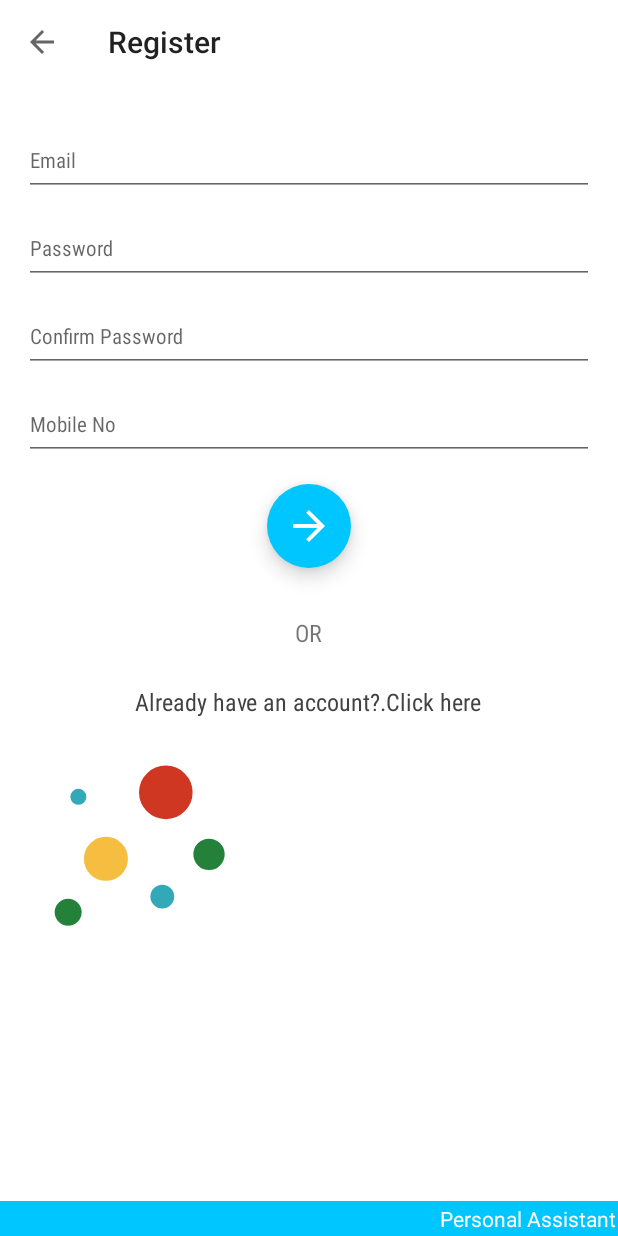
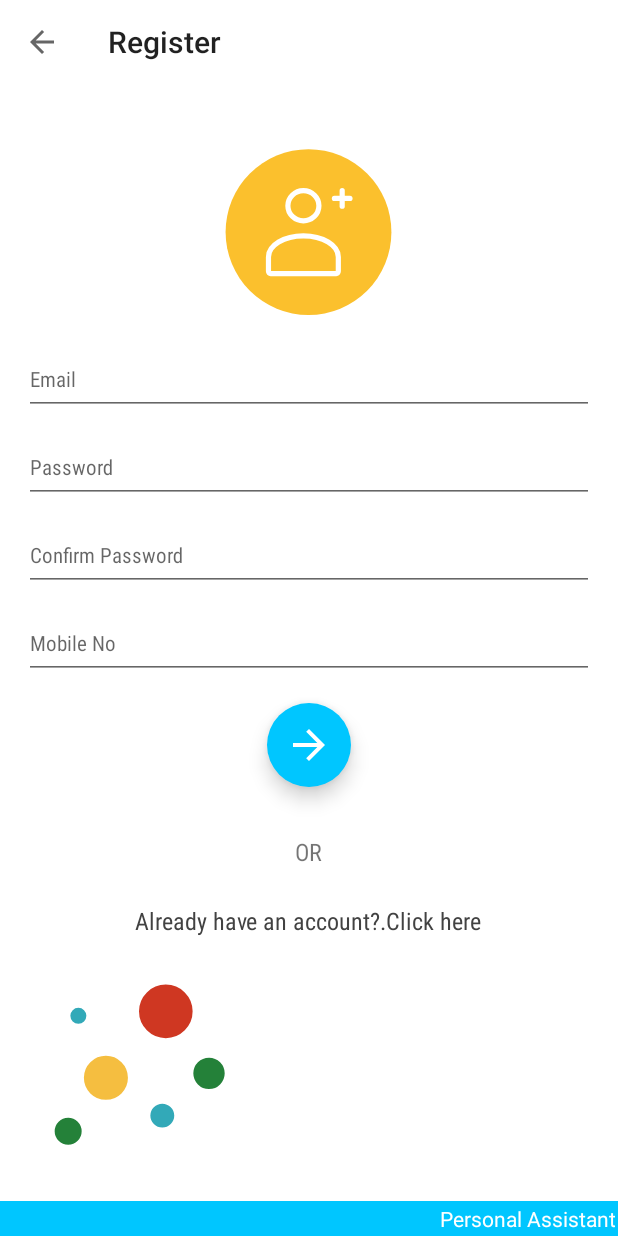
Before and after one commit to ananthramasamy/personal-assistant, an Android app: the LoginManagementActivity screen opened directly, with no data from a screen before it, after a tap on an icon or button, on a phone screen of 412 x 824 dp. Run offline under Robolectric (Android 15) with nearby library versions, the phone set to English and light mode, and no system bars; our stand-ins replace Volley; 2 other taps on this screen came first.

Commit message:
Initial Commit Screenshot

```diff
--- /dev/null
+++ b/app/src/main/res/drawable/ic_register_logo.xml
@@ -0,0 +1,35 @@
+<vector xmlns:android="http://schemas.android.com/apk/res/android"
+    android:width="24dp"
+    android:height="24dp"
+    android:viewportHeight="66"
+    android:viewportWidth="66">
+    <path
+        android:fillColor="#FBC02D"
+        android:pathData="M1,34A32,32 0,1 0,33 2,32 32,0 0,0 1,34Z" />
+    <path
+        android:fillColor="#00000000"
+        android:pathData="M44.51,43.58v5.56a0.85,0.85 0,0 1,-0.84 0.86H18.39a0.85,0.85 0,0 1,-0.84 -0.86V43.58c0,-4.49 6,-8.13 13.48,-8.13S44.51,39.09 44.51,43.58Z"
+        android:strokeColor="#fff"
+        android:strokeLineCap="round"
+        android:strokeWidth="2" />
+    <path
+        android:fillColor="#00000000"
+        android:pathData="M25.04,23.82a5.99,5.82 0,1 0,11.98 0a5.99,5.82 0,1 0,-11.98 0z"
+        android:strokeColor="#fff"
+        android:strokeLineCap="round"
+        android:strokeWidth="2" />
+    <path
+        android:fillColor="#00000000"
+        android:pathData="M43,21L49,21"
+        android:strokeColor="#fff"
+        android:strokeLineCap="round"
+        android:strokeLineJoin="round"
+        android:strokeWidth="2" />
+    <path
+        android:fillColor="#00000000"
+        android:pathData="M46,24L46,18"
+        android:strokeColor="#fff"
+        android:strokeLineCap="round"
+        android:strokeLineJoin="round"
+        android:strokeWidth="2" />
+</vector>
--- a/app/src/main/res/layout/fragment_create_user_layout.xml
+++ b/app/src/main/res/layout/fragment_create_user_layout.xml
@@ -12,6 +12,18 @@
         android:layout_marginStart="@dimen/activity_horizontal_margin"
         android:layout_marginTop="@dimen/activity_vertical_margin"
         android:orientation="vertical">
+
+        <ImageView
+            android:id="@+id/header_view"
+            android:layout_width="130dp"
+            android:layout_height="130dp"
+            android:layout_gravity="center"
+            android:layout_marginTop="@dimen/activity_vertical_margin"
+            android:contentDescription="@null"
+            android:padding="8dp"
+            android:scaleType="fitCenter"
+            android:src="@drawable/ic_register_logo" />
+
 
         <android.support.design.widget.TextInputLayout
             android:id="@+id/register_email_wrapper"
```
Also changed, not shown: 1 other file.
